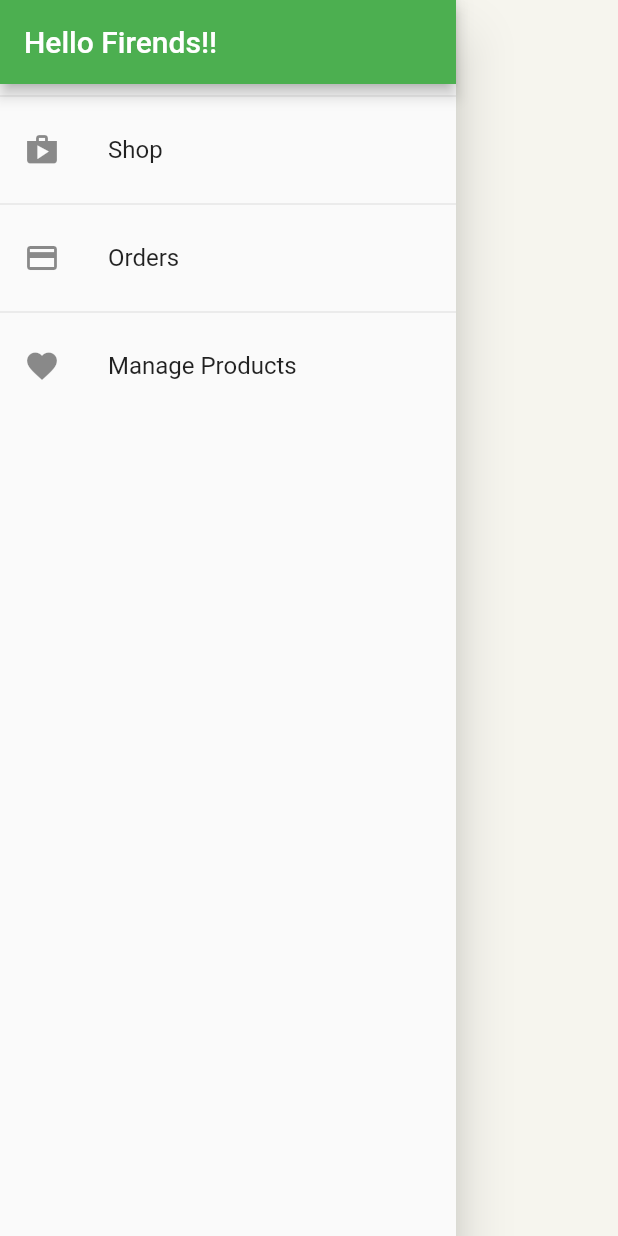
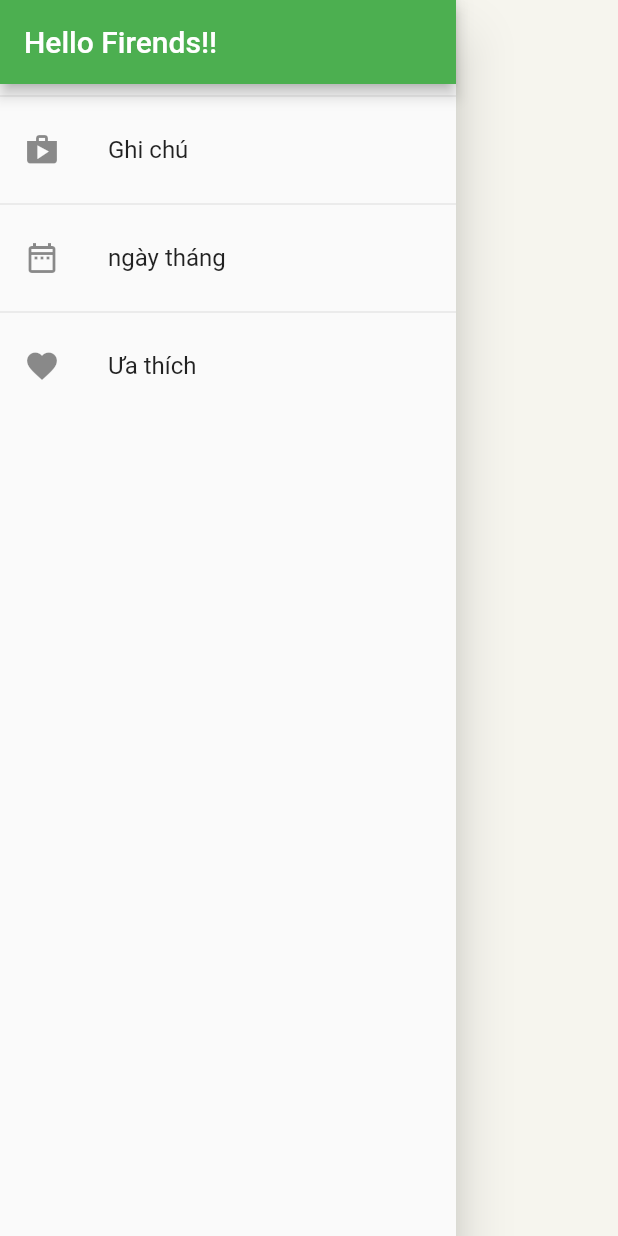
Before and after one commit to huybuikxtb2/baitest, a Flutter app: the AppDrawer widget shown alone on an empty page, opened directly, on a phone screen of 412 x 824 dp. Run offline on Flutter 3.47's test engine with Material 2 defaults, Android fonts, the phone set to English and light mode, and no system bars; our stand-ins replace flutter_slidable.

Commit message:
hello my friend

```diff
--- a/lib/model/todo.dart
+++ b/lib/model/todo.dart
@@ -4,18 +4,24 @@ class TodoField {
   static const createdTime = 'createdTime';
 }
 
-class Todo {
+class TodoModel {
+
   DateTime createdTime;
   String title;
   String id;
   String description;
   bool isDone;
-
-  Todo({
+  final DateTime dateTime;
+  final String productId;
+  TodoModel({
     @required this.createdTime,
     @required this.title,
     this.description = '',
     this.id,
     this.isDone = false,
+    this.dateTime,
+    this.productId,
   });
+
+
 }
--- a/lib/page/edit_todo_page.dart
+++ b/lib/page/edit_todo_page.dart
@@ -5,7 +5,7 @@ import 'package:todo_app_ui_ii_example/provider/todos.dart';
 import 'package:todo_app_ui_ii_example/widget/todo_form_widget.dart';
 
 class EditTodoPage extends StatefulWidget {
-  final Todo todo;
+  final TodoModel todo;
 
   const EditTodoPage({Key key, @required this.todo}) : super(key: key);
 
@@ -30,10 +30,12 @@ class _EditTodoPageState extends State<EditTodoPage> {
   @override
   Widget build(BuildContext context) => Scaffold(
         appBar: AppBar(
+          backgroundColor: Colors.green,
           title: Text('Edit Todo'),
           actions: [
             IconButton(
               icon: Icon(Icons.delete),
+              color: Colors.red,
               onPressed: () {
                 final provider =
                     Provider.of<TodosProvider>(context, listen: false);
--- a/lib/provider/todos.dart
+++ b/lib/provider/todos.dart
@@ -2,55 +2,64 @@ import 'package:flutter/cupertino.dart';
 import 'package:todo_app_ui_ii_example/model/todo.dart';
 
 class TodosProvider extends ChangeNotifier {
-  List<Todo> _todos = [
-    Todo(
+  List<TodoModel> _todos = [
+    TodoModel(
       createdTime: DateTime.now(),
-      title: 'chào mày 😋',
+      title: 'Mua đồ ăn ',
 
     ),
-    Todo(
+    TodoModel(
       createdTime: DateTime.now(),
-      title: 'Cái quần què gì đây',
+      title: 'Đi sinh nhật bạn thân',
 
     ),
-    Todo(
+    TodoModel(
       createdTime: DateTime.now(),
       title: 'Dắt chó đi dạo 🐕',
+      description: '-Dao cong vien'
     ),
-    Todo(
+    TodoModel(
       createdTime: DateTime.now(),
-      title: 'cho tao làm quen nhá 🎉🥳',
+      title: 'Đi đá bóng với đám bạn 🎉🥳',
     ),
   ];
 
-  List<Todo> get todos => _todos.where((todo) => todo.isDone == false).toList();
+  List<TodoModel> get todos => _todos.where((todo) => todo.isDone == false).toList();
 
-  List<Todo> get todosCompleted =>
+  List<TodoModel> get todosCompleted =>
       _todos.where((todo) => todo.isDone == true).toList();
 
-  void addTodo(Todo todo) {
+  void addTodo(TodoModel todo) {
     _todos.add(todo);
 
     notifyListeners();
   }
-
-  void removeTodo(Todo todo) {
+  var checktotal = 0;
+  void removeTodo(TodoModel todo) {
     _todos.remove(todo);
 
     notifyListeners();
   }
 
-  bool toggleTodoStatus(Todo todo) {
+  bool toggleTodoStatus(TodoModel todo) {
     todo.isDone = !todo.isDone;
     notifyListeners();
 
     return todo.isDone;
   }
 
-  void updateTodo(Todo todo, String title, String description) {
+  void updateTodo(TodoModel todo, String title, String description) {
     todo.title = title;
     todo.description = description;
 
     notifyListeners();
   }
+  void sortTodo(TodoModel todo, String title){
+    todos.sort((a,b)=>a.title.compareTo(b.title));
+  }
+  void deteleAll(String  productId) {
+    _todos.remove( productId);
+    checktotal -= 1;
+    notifyListeners();
+  }
 }
--- a/lib/widget/add_todo_dialog_widget.dart
+++ b/lib/widget/add_todo_dialog_widget.dart
@@ -32,8 +32,7 @@ class _AddTodoDialogWidgetState extends State<AddTodoDialogWidget> {
               const SizedBox(height: 8),
               TodoFormWidget(
                 onChangedTitle: (title) => setState(() => this.title = title),
-                onChangedDescription: (description) =>
-                    setState(() => this.description = description),
+                onChangedDescription: (description) => setState(() => this.description = description),
                 onSavedTodo: addTodo,
               ),
             ],
@@ -47,7 +46,7 @@ class _AddTodoDialogWidgetState extends State<AddTodoDialogWidget> {
     if (!isValid) {
       return;
     } else {
-      final todo = Todo(
+      final todo = TodoModel(
         id: DateTime.now().toString(),
         title: title,
         description: description,
--- a/lib/widget/app_drawer.dart
+++ b/lib/widget/app_drawer.dart
@@ -1,13 +1,24 @@
 import 'package:flutter/material.dart';
+import 'package:todo_app_ui_ii_example/main.dart';
+import 'package:todo_app_ui_ii_example/page/home_page.dart';
+import 'package:todo_app_ui_ii_example/widget/add_todo_dialog_widget.dart';
+import 'package:todo_app_ui_ii_example/widget/completed_list_widget.dart';
+import 'package:todo_app_ui_ii_example/widget/todo_date.dart';
+import 'package:todo_app_ui_ii_example/widget/todo_list_widget.dart';
 
 
 
 class AppDrawer extends StatelessWidget {
-  int selectedIndex = 0;
+
+
+
   @override
   Widget build(BuildContext context) {
+
     return Drawer(
+
       child: Column(
+
         children: [
           AppBar(
             backgroundColor: Colors.green,
@@ -17,23 +28,23 @@ class AppDrawer extends StatelessWidget {
           Divider(),
           ListTile(
             leading: Icon(Icons.shop),
-            title: Text('Shop'),
+            title: Text('Ghi chú'),
             onTap: (){
               Navigator.of(context).pushReplacementNamed('/');
             },
           ),
           Divider(),
           ListTile(
-            leading: Icon(Icons.payment),
-            title: Text('Orders'),
-            onTap: (){
-
-            },
+            leading: Icon(Icons.date_range_outlined),
+            title: Text('ngày tháng'),
+         onTap: (){
+          Navigator.of(context).pushReplacementNamed(Date.routeName);
+         },
           ),
           Divider(),
           ListTile(
             leading: Icon(Icons.favorite),
-            title: Text('Manage Products'),
+            title: Text('Ưa thích'),
             onTap: (){
 
             },
--- a/lib/widget/completed_list_widget.dart
+++ b/lib/widget/completed_list_widget.dart
@@ -4,6 +4,7 @@ import 'package:todo_app_ui_ii_example/provider/todos.dart';
 import 'package:todo_app_ui_ii_example/widget/todo_widget.dart';
 
 class CompletedListWidget extends StatelessWidget {
+
   @override
   Widget build(BuildContext context) {
     final provider = Provider.of<TodosProvider>(context);
--- a/pubspec.yaml
+++ b/pubspec.yaml
@@ -12,6 +12,7 @@ dependencies:
 
   # state management
   provider: ^4.3.2+2
+  intl: ^0.17.0
 
   # slidable
   flutter_slidable: ^0.5.7
```
Also changed, not shown: lib/main.dart (+7 -0 lines), lib/page/home_page.dart (+38 -2 lines), lib/widget/todo_date.dart (added, +70 -0 lines), lib/widget/todo_widget.dart (+10 -11 lines), pubspec.lock.
